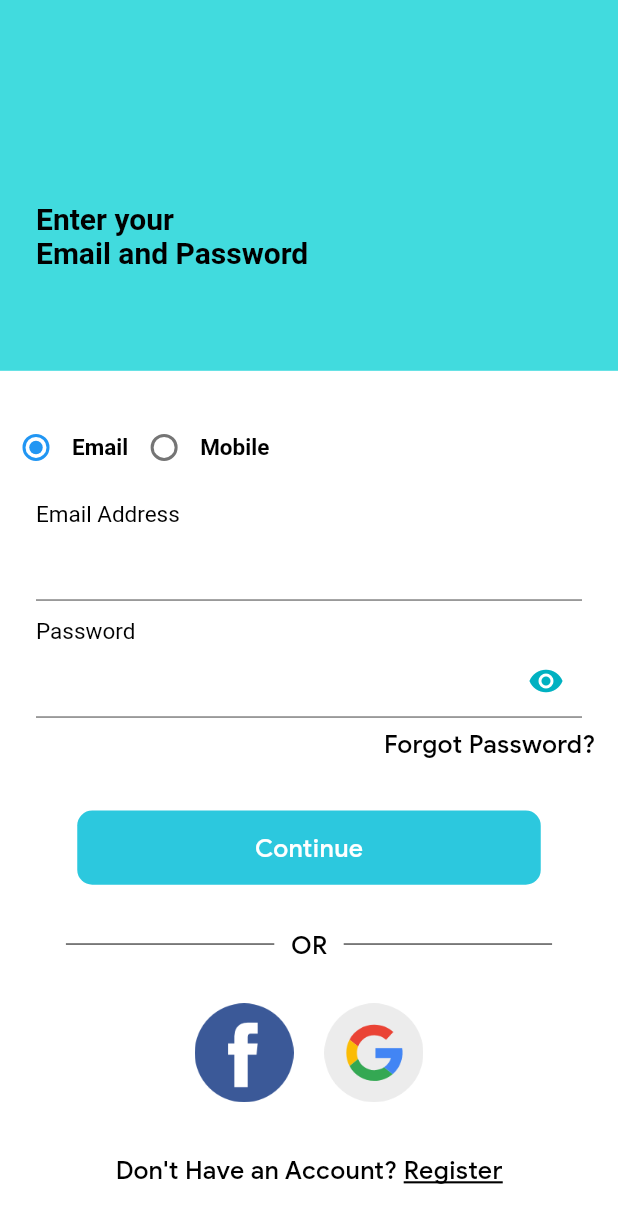
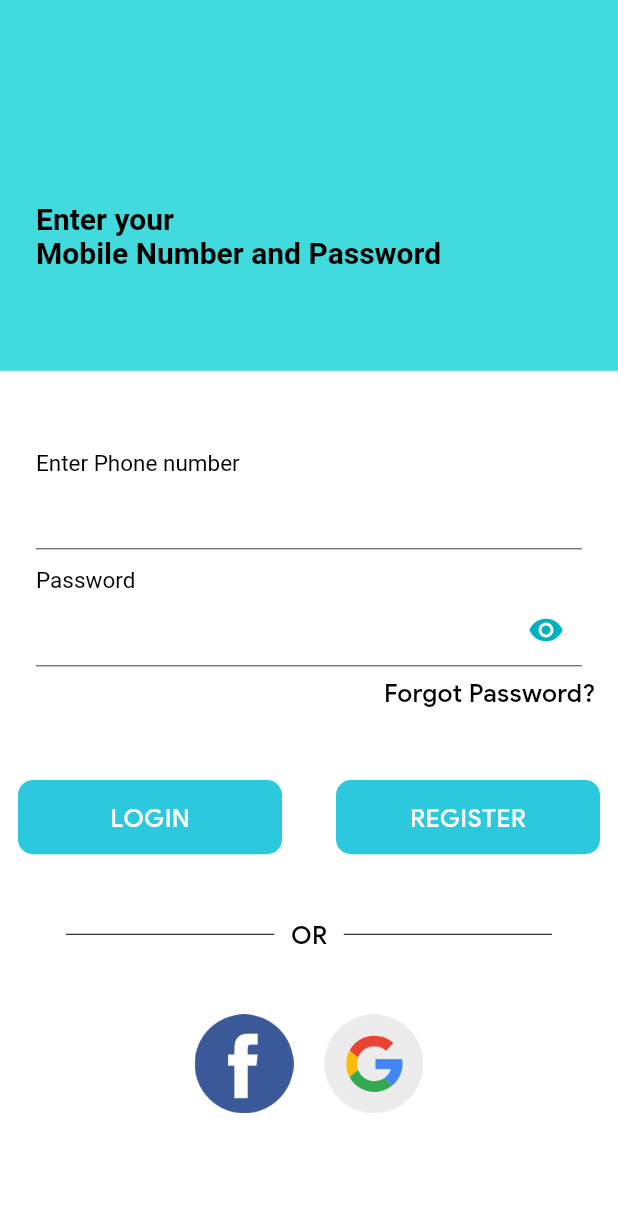
Before and after one commit to shivaniVerma74/SMCabsUser, a Flutter app: the screen it shows after launch, on a phone screen of 412 x 824 dp. Shown: the top 1223 px of the screen. Run offline on Flutter 3.47's test engine with Material 2 defaults, Android fonts, the phone set to English and light mode, and no system bars; our stand-ins replace animated_text_kit, bloc, connectivity, dotted_border, equatable, firebase_auth and 16 more; missing offline and left inert: animation_wrappers, flutter_branch_sdk, flutter_login_facebook, flutter_polyline_points, geocoder, google_maps_place_picker_mb and 4 more; accounts and stored records are empty.

Commit message:
11 april

```diff
--- a/lib/Auth/Login/UI/login_ui.dart
+++ b/lib/Auth/Login/UI/login_ui.dart
@@ -58,8 +58,10 @@ class _LoginUIState extends State<LoginUI> {
           child: Container(
             color: Color(0xff41dbde),
             height: MediaQuery.of(context).size.height,
-            child: choose == "pass"
-                ? Column(
+            child:
+            // choose == "pass"
+            //     ?
+            Column(
               crossAxisAlignment: CrossAxisAlignment.stretch,
               children: [
                 Spacer(flex: 2),
@@ -68,7 +70,7 @@ class _LoginUIState extends State<LoginUI> {
                   child: Text(
                       getTranslated(context,'ENTER_YOUR')! +
                           '\n' +
-                          getTranslated(context, "EMAIL_PASS")!,
+                          "Mobile Number and Password",
                       style: theme.textTheme.headline4!.copyWith(fontSize: 20)),
                 ),
                 Spacer(),
@@ -79,11 +81,17 @@ class _LoginUIState extends State<LoginUI> {
                     crossAxisAlignment: CrossAxisAlignment.center,
                     children: [
                       Spacer(),
-                      chooseType(),
+                      // chooseType(),
+                      // EntryField(
+                      //   controller: emailCon,
+                      //   keyboardType: TextInputType.emailAddress,
+                      //   label: getTranslated(context,'EMAIL_ADD'),
+                      // ),
                       EntryField(
-                        controller: emailCon,
-                        keyboardType: TextInputType.emailAddress,
-                        label: getTranslated(context,'EMAIL_ADD'),
+                        maxLength: 10,
+                        keyboardType: TextInputType.phone,
+                        controller: _numberController,
+                        label: getTranslated(context,'ENTER_PHONE'),
                       ),
                       EntryField(
                         //  initialValue: name.toString(),
@@ -118,12 +126,21 @@ class _LoginUIState extends State<LoginUI> {
                         ],
                       ),
                       Spacer(flex: 1),
+                     Padding(
+                       padding: const EdgeInsets.only(left: 12.0, right: 12),
+                       child: Row(
+                         mainAxisAlignment: MainAxisAlignment.spaceBetween,
+                         children: [
                            InkWell(
                            onTap: () async {
-                          if(validateEmail(emailCon.text, getTranslated(context, "VALID_EMAIL")!,getTranslated(context, "VALID_EMAIL")!)!=null){
-                            setSnackbar(validateEmail(emailCon.text, getTranslated(context, "VALID_EMAIL")!,getTranslated(context, "VALID_EMAIL")!).toString(), context);
-                            return;
-                          }
+
+                             // if(validateEmail(emailCon.text, getTranslated(context, "VALID_EMAIL")!,getTranslated(context, "VALID_EMAIL")!)!=null){
+                             //   setSnackbar(validateEmail(emailCon.text, getTranslated(context, "VALID_EMAIL")!,getTranslated(context, "VALID_EMAIL")!).toString(), context);
+                             //   return;
+                             // }
+                             if (_numberController.text == "" || _numberController.text.length != 10) {
+                               setSnackbar("Please Enter Valid Mobile Number", context);
+                               return;}
                              if(passCon.text==""||passCon.text.length<8){
                                setSnackbar(getTranslated(context, "ENTER_PASSWORD")!, context);
                                return ;
@@ -134,17 +151,41 @@ class _LoginUIState extends State<LoginUI> {
                              loginUser();
                            },
                            child: Container(
-                          width: 75.w,
+                             width: 50.w - 30,
                              height: 6.h,
                              decoration: boxDecoration(
                                  radius: 10,
                                  bgColor: Theme.of(context).primaryColor),
                              child: Center(
                                  child: !loading
-                                  ?text(getTranslated(context, "CONTINUE")!,
+                                     ?text("LOGIN",
+                                     // getTranslated(context, "CONTINUE")!,
                                      fontFamily: fontMedium,
                                      fontSize: 12.sp,
                                      textColor: Colors.white):CircularProgressIndicator()),
+                           ),
+                         ),
+                           InkWell(
+                             onTap: () async {
+                               navigateScreen(
+                                   context, RegistrationUI("","",""));
+                             },
+                             child: Container(
+                               width: 50.w - 30,
+                               height: 6.h,
+                               decoration: boxDecoration(
+                                   radius: 10,
+                                   bgColor: Theme.of(context).primaryColor),
+                               child: Center(
+                                   child: !loading
+                                       ?text("REGISTER",
+                                       // getTranslated(context, "CONTINUE")!,
+                                       fontFamily: fontMedium,
+                                       fontSize: 12.sp,
+                                       textColor: Colors.white):CircularProgressIndicator()),
+                             ),
+                           ),
+                         ],
                        ),
                      ),
                       Spacer(flex: 1),
@@ -197,29 +238,29 @@ class _LoginUIState extends State<LoginUI> {
                         ),
                       ),
                       Spacer(flex: 1),
-                      InkWell(
-                        onTap: (){
-                          navigateScreen(
-                              context, RegistrationUI("","",""));
-                        },
-                        child: Padding(
-                          padding: const EdgeInsets.symmetric(horizontal:15.0,vertical: 5),
-                          child: Row(
-                            mainAxisAlignment: MainAxisAlignment.center,
-                            children: [
-                              text(getTranslated(context, "ACCOUNT")!,
-                                  fontFamily: fontMedium,
-                                  fontSize: 12.sp,
-                                  textColor: Colors.black),
-                              text(getTranslated(context, "REGISTER")!,
-                                  fontFamily: fontMedium,
-                                  fontSize: 12.sp,
-                                  under: true,
-                                  textColor: Colors.black),
-                            ],
-                          ),
-                        ),
-                      ),
+                      // InkWell(
+                      //   onTap: (){
+                      //     navigateScreen(
+                      //         context, RegistrationUI("","",""));
+                      //   },
+                      //   child: Padding(
+                      //     padding: const EdgeInsets.symmetric(horizontal:15.0,vertical: 5),
+                      //     child: Row(
+                      //       mainAxisAlignment: MainAxisAlignment.center,
+                      //       children: [
+                      //         text(getTranslated(context, "ACCOUNT")!,
+                      //             fontFamily: fontMedium,
+                      //             fontSize: 12.sp,
+                      //             textColor: Colors.black),
+                      //         text(getTranslated(context, "REGISTER")!,
+                      //             fontFamily: fontMedium,
+                      //             fontSize: 12.sp,
+                      //             under: true,
+                      //             textColor: Colors.black),
+                      //       ],
+                      //     ),
+                      //   ),
+                      // ),
                       Spacer(flex: 1),
                 /*      !loading
                           ? CustomButton(
@@ -246,139 +287,139 @@ class _LoginUIState extends State<LoginUI> {
                 ),
               ],
             )
-                : Column(
-              crossAxisAlignment: CrossAxisAlignment.stretch,
-              children: [
-                Spacer(flex: 2),
-                Padding(
-                  padding: EdgeInsets.symmetric(horizontal: 24),
-                  child: Text(
-                      getTranslated(context,'ENTER_YOUR')! +
-                          '\n' +
-                          "Mobile Number",
-                      style: theme.textTheme.headline4!.copyWith(fontSize: 20)),
-                ),
-                Spacer(),
-                Container(
-                  height: MediaQuery.of(context).size.height * 0.7,
-                  color: theme.backgroundColor,
-                  child: Column(
-                    crossAxisAlignment: CrossAxisAlignment.center,
-                    children: [
-                      Spacer(),
-                      chooseType(),
-                      EntryField(
-                        maxLength: 10,
-                        keyboardType: TextInputType.phone,
-                        controller: _numberController,
-                        label: getTranslated(context,'ENTER_PHONE'),
-                      ),
-                      Spacer(flex: 1),
-                      InkWell(
-                        onTap: () async {
-                            if (_numberController.text == "" ||
-                              _numberController.text.length != 10) {
-                            setSnackbar("Please Enter Valid Mobile Number", context);
-                            return;
-                              }
-                            setState(() {
-                              loading = true;
-                            });
-                            loginWithMobile();
-                        },
-                        child: Container(
-                          width: 75.w,
-                          height: 6.h,
-                          decoration: boxDecoration(
-                              radius: 10,
-                              bgColor: Theme.of(context).primaryColor),
-                          child: Center(
-                              child: !loading
-                                  ?text(getTranslated(context, "GET_OTP")!,
-                                  fontFamily: fontMedium,
-                                  fontSize: 12.sp,
-                                  textColor: Colors.white):CircularProgressIndicator()),
-                        ),
-                      ),
-                      Spacer(flex: 1),
-                      Row(
-                        crossAxisAlignment: CrossAxisAlignment.center,
-                        mainAxisAlignment: MainAxisAlignment.spaceBetween,
-                        children: [
-                          boxWidth(40),
-                          Expanded(child: Divider()),
-                          boxWidth(10),
-                          text(getTranslated(context, "OR")!,
-                              fontFamily: fontMedium,
-                              fontSize: 12.sp,
-                              textColor: Colors.black),
-                          boxWidth(10),
-                          Expanded(child: Divider()),
-                          boxWidth(40),
-                        ],
-                      ),
-                      Spacer(flex: 1),
-                      Container(
-                        child: Row(
-                          mainAxisSize: MainAxisSize.max,
-                          mainAxisAlignment: MainAxisAlignment.center,
-                          children: [
-                            InkWell(
-                              onTap: () {
-                                loginFb();
-                              },
-                              child: Image.asset(
-                                "assets/fb.png",
-                                width: 8.h,
-                                height: 8.h,
-                              ),
-                            ),
-                            SizedBox(
-                              width: 5.w,
-                            ),
-                            InkWell(
-                              onTap: () {
-                                googleLogin();
-                              },
-                              child: Image.asset(
-                                "assets/google.png",
-                                width: 8.h,
-                                height: 8.h,
-                              ),
-                            ),
-                          ],
-                        ),
-                      ),
-                      Spacer(flex: 1),
-                      InkWell(
-                        onTap: (){
-                          navigateScreen(
-                              context, RegistrationUI("","",""));
-                        },
-                        child: Padding(
-                          padding: const EdgeInsets.symmetric(horizontal:15.0,vertical: 5),
-                          child: Row(
-                            mainAxisAlignment: MainAxisAlignment.center,
-                            children: [
-                              text(getTranslated(context, "ACCOUNT")!,
-                                  fontFamily: fontMedium,
-                                  fontSize: 12.sp,
-                                  textColor: Colors.black),
-                              text(getTranslated(context, "REGISTER")!,
-                                  fontFamily: fontMedium,
-                                  fontSize: 12.sp,
-                                  under: true,
-                                  textColor: Colors.black),
-                            ],
-                          ),
-                        ),
-                      ),
-                      Spacer(flex: 1),
-                    ],
-                  ),
-                ),
-              ],
-            ),
+            //     : Column(
+            //   crossAxisAlignment: CrossAxisAlignment.stretch,
+            //   children: [
+            //     Spacer(flex: 2),
+            //     Padding(
+            //       padding: EdgeInsets.symmetric(horizontal: 24),
+            //       child: Text(
+            //           getTranslated(context,'ENTER_YOUR')! +
+            //               '\n' +
+            //               "Mobile Number",
+            //           style: theme.textTheme.headline4!.copyWith(fontSize: 20)),
+            //     ),
+            //     Spacer(),
+            //     Container(
+            //       height: MediaQuery.of(context).size.height * 0.7,
+            //       color: theme.backgroundColor,
+            //       child: Column(
+            //         crossAxisAlignment: CrossAxisAlignment.center,
+            //         children: [
+            //           Spacer(),
+            //           chooseType(),
+            //           EntryField(
+            //             maxLength: 10,
+            //             keyboardType: TextInputType.phone,
+            //             controller: _numberController,
+            //             label: getTranslated(context,'ENTER_PHONE'),
+            //           ),
+            //           Spacer(flex: 1),
+            //           InkWell(
+            //             onTap: () async {
+            //                 if (_numberController.text == "" ||
+            //                   _numberController.text.length != 10) {
+            //                 setSnackbar("Please Enter Valid Mobile Number", context);
+            //                 return;
+            //                   }
+            //                 setState(() {
+            //                   loading = true;
+            //                 });
+            //                 loginWithMobile();
+            //             },
+            //             child: Container(
+            //               width: 75.w,
+            //               height: 6.h,
+            //               decoration: boxDecoration(
+            //                   radius: 10,
+            //                   bgColor: Theme.of(context).primaryColor),
+            //               child: Center(
+            //                   child: !loading
+            //                       ?text(getTranslated(context, "GET_OTP")!,
+            //                       fontFamily: fontMedium,
+            //                       fontSize: 12.sp,
+            //                       textColor: Colors.white):CircularProgressIndicator()),
+            //             ),
+            //           ),
+            //           Spacer(flex: 1),
+            //           Row(
+            //             crossAxisAlignment: CrossAxisAlignment.center,
+            //             mainAxisAlignment: MainAxisAlignment.spaceBetween,
+            //             children: [
+            //               boxWidth(40),
+            //               Expanded(child: Divider()),
+            //               boxWidth(10),
+            //               text(getTranslated(context, "OR")!,
+            //                   fontFamily: fontMedium,
+            //                   fontSize: 12.sp,
+            //                   textColor: Colors.black),
+            //               boxWidth(10),
+            //               Expanded(child: Divider()),
+            //               boxWidth(40),
+            //             ],
+            //           ),
+            //           Spacer(flex: 1),
+            //           Container(
+            //             child: Row(
+            //               mainAxisSize: MainAxisSize.max,
+            //               mainAxisAlignment: MainAxisAlignment.center,
+            //               children: [
+            //                 InkWell(
+            //                   onTap: () {
+            //                     loginFb();
+            //                   },
+            //                   child: Image.asset(
+            //                     "assets/fb.png",
+            //                     width: 8.h,
+            //                     height: 8.h,
+            //                   ),
+            //                 ),
+            //                 SizedBox(
+            //                   width: 5.w,
+            //                 ),
+            //                 InkWell(
+            //                   onTap: () {
+            //                     googleLogin();
+            //                   },
+            //                   child: Image.asset(
+            //                     "assets/google.png",
+            //                     width: 8.h,
+            //                     height: 8.h,
+            //                   ),
+            //                 ),
+            //               ],
+            //             ),
+            //           ),
+            //           Spacer(flex: 1),
+            //           InkWell(
+            //             onTap: (){
+            //               navigateScreen(
+            //                   context, RegistrationUI("","",""));
+            //             },
+            //             child: Padding(
+            //               padding: const EdgeInsets.symmetric(horizontal:15.0,vertical: 5),
+            //               child: Row(
+            //                 mainAxisAlignment: MainAxisAlignment.center,
+            //                 children: [
+            //                   text(getTranslated(context, "ACCOUNT")!,
+            //                       fontFamily: fontMedium,
+            //                       fontSize: 12.sp,
+            //                       textColor: Colors.black),
+            //                   text(getTranslated(context, "REGISTER")!,
+            //                       fontFamily: fontMedium,
+            //                       fontSize: 12.sp,
+            //                       under: true,
+            //                       textColor: Colors.black),
+            //                 ],
+            //               ),
+            //             ),
+            //           ),
+            //           Spacer(flex: 1),
+            //         ],
+            //       ),
+            //     ),
+            //   ],
+            // ),
           ),
         ),
         beginOffset: Offset(0, 0.3),
@@ -425,6 +466,7 @@ class _LoginUIState extends State<LoginUI> {
   ApiBaseHelper apiBase = new ApiBaseHelper();
   bool isNetwork = false;
   bool loading = false;
+
   loginUser() async {
     await App.init();
     isNetwork = await isNetworkAvailable();
@@ -433,7 +475,7 @@ class _LoginUIState extends State<LoginUI> {
         print("temp = $tempRefer");
         Map data;
         data = {
-          "user_email": emailCon.text.trim().toString(),
+          "user_email": _numberController.text.toString(),
           "pass": passCon.text.trim().toString(),
           "fcm_id": fcmToken.toString(),
         };
--- a/lib/Auth/Registration/UI/registration_ui.dart
+++ b/lib/Auth/Registration/UI/registration_ui.dart
@@ -134,7 +134,7 @@ class _RegistrationUIState extends State<RegistrationUI> {
                           EntryField(
                             controller: emailCon,
                             keyboardType: TextInputType.emailAddress,
-                            label: getTranslated(context,'EMAIL_ADD'),
+                            label: "${getTranslated(context,'EMAIL_ADD')} (optional)",
                           ),
                           gender.length>0?EntryField(
                             maxLength: 10,
@@ -237,10 +237,10 @@ class _RegistrationUIState extends State<RegistrationUI> {
             setSnackbar("Please Enter Full Name", context);
             return;
           }
-          if(validateEmail(emailCon.text, getTranslated(context, "VALID_EMAIL")!,getTranslated(context, "VALID_EMAIL")!)!=null){
-            setSnackbar(validateEmail(emailCon.text, getTranslated(context, "VALID_EMAIL")!,getTranslated(context, "VALID_EMAIL")!).toString(), context);
-            return;
-          }
+          // if(validateEmail(emailCon.text, getTranslated(context, "VALID_EMAIL")!,getTranslated(context, "VALID_EMAIL")!)!=null){
+          //   setSnackbar(validateEmail(emailCon.text, getTranslated(context, "VALID_EMAIL")!,getTranslated(context, "VALID_EMAIL")!).toString(), context);
+          //   return;
+          // }
           if(validateField(genderCon.text, "Please Enter Gender")!=null){
             setSnackbar("Please Enter Gender", context);
             return;
--- a/lib/BookRide/finding_ride_page.dart
+++ b/lib/BookRide/finding_ride_page.dart
@@ -239,7 +239,7 @@ class _FindingRidePageState extends State<FindingRidePage>
     print("CANCEL RIDE ======= $data");
     Map response = await apiBaseHelper.postAPICall(Uri.parse(baseUrl1+"payment/cancel_ride"), data);
     if(response['status']){
-      Navigator.pop(context);
+      // Navigator.pop(context);
           setSnackbar("Booking Cancelled", context);
     }else{
 
--- a/lib/DrawerPages/Profile/profile_page.dart
+++ b/lib/DrawerPages/Profile/profile_page.dart
@@ -466,6 +466,7 @@ class _ProfilePageState extends State<ProfilePage> {
           image =
               response['image_path'].toString() + data['user_image'].toString();
           imagePath = response['image_path'].toString();
+          isFirstUser = response['first_order'];
         });
 
       } else {
--- a/lib/utils/common.dart
+++ b/lib/utils/common.dart
@@ -25,6 +25,7 @@ class App {
     localStorage = await SharedPreferences.getInstance();
   }
 }
+
 class DateFormatter extends TextInputFormatter {
   @override
   TextEditingValue formatEditUpdate(
--- a/lib/utils/constant.dart
+++ b/lib/utils/constant.dart
@@ -62,7 +62,7 @@ String proImage="";
 int likeCount = 0;
 bool notification = true;
 bool doLock = false;
-String name="",email="",gender1="",dob ="",password = "",mobile="",image = "",drivingImage = "",brand = "",model = "", number = "",refer ="",referUrl = "",tempRefer="";
+String name="",email="",gender1="",dob ="",password = "",mobile="",image = "",drivingImage = "",brand = "",model = "", number = "",refer ="",referUrl = "",tempRefer="", isFirstUser = "";
 String razorPayKey="rzp_test_UUBtmcArqOLqIY";
 String userNumber = "";
 String cancelTime = "";
```
Also changed, not shown: lib/BookRide/choose_cab_page.dart (+76 -11 lines), lib/BookRide/ride_booked_page.dart (+11 -3 lines), lib/BookRide/search_location_page.dart (+22 -6 lines). Lines whose indentation alone changed are shown as unchanged.
